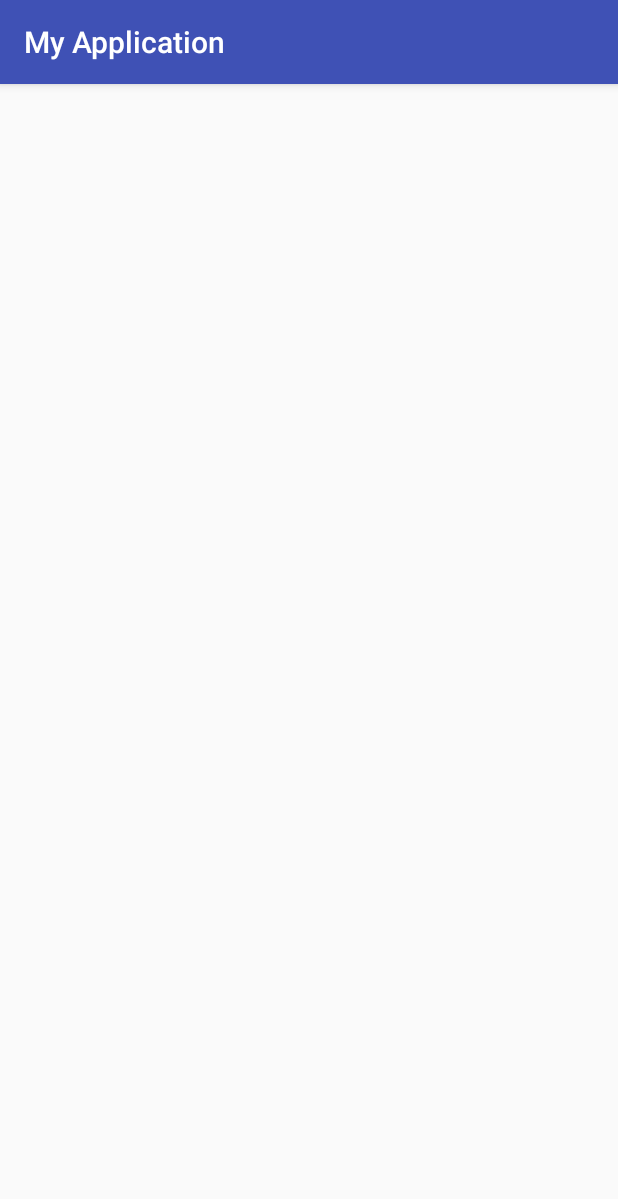
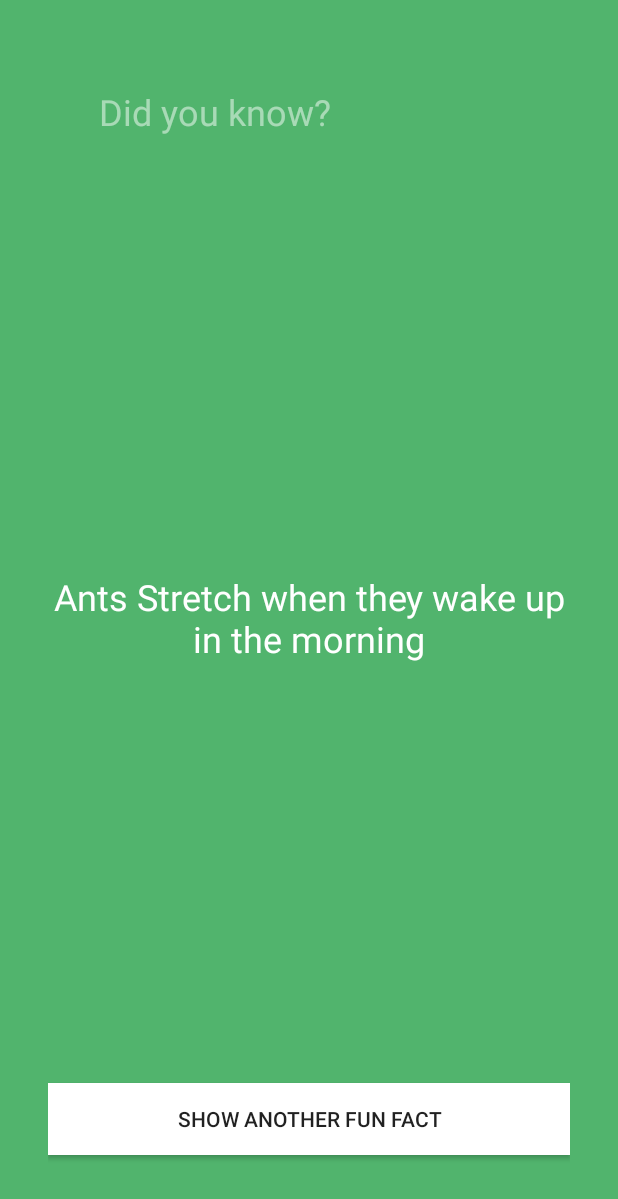
Before and after one commit to moemursi/FunFacts, an Android app: the screen it shows after launch (MainActivity), on a phone screen of 412 x 824 dp. Shown: the top 1199 px of the screen. Run offline under Robolectric (Android 15) with nearby library versions, the phone set to English and light mode, and no system bars.

Commit message:
Added OnClickListener and Array of Facts.

```diff
--- a/app/src/main/java/mamapps/myapplication/MainActivity.java
+++ b/app/src/main/java/mamapps/myapplication/MainActivity.java
@@ -2,12 +2,53 @@ package mamapps.myapplication;
 
 import android.support.v7.app.AppCompatActivity;
 import android.os.Bundle;
+import android.view.View;
+import android.widget.Button;
+import android.widget.TextView;
+
+import java.util.Random;
 
 public class MainActivity extends AppCompatActivity {
+    // Declare the view variables
+    private TextView mFactTextView;
+    private Button mshowFactButton;
 
     @Override
     protected void onCreate(Bundle savedInstanceState) {
         super.onCreate(savedInstanceState);
         setContentView(R.layout.activity_main);
+
+        // assign the views from the layoutfile to the correspondin variable
+        mFactTextView = (TextView) findViewById(R.id.factTextView);
+        mshowFactButton = (Button) findViewById(R.id.ShowFactButton);
+        View.OnClickListener listener = new View.OnClickListener() {
+            @Override
+            public void onClick(View view) {
+
+                String[] facts = {
+                        "Ants stretch when they wake up in the morning.",
+                        "Ostriches can run faster than horses.",
+                        "Olympic gold medals are actually made mostly of silver.",
+                        "You are born with 300 bones; by the time you are an adult you will have 206.",
+                        "It takes about 8 minutes for light from the Sun to reach Earth.",
+                        "Some bamboo plants can grow almost a meter in just one day.",
+                        "The state of Florida is bigger than England.",
+                        "Some penguins can leap 2-3 meters out of the water.",
+                        "On average, it takes 66 days to form a new habit.",
+                        "Mammoths still walked the earth when the Great Pyramid was being built." };
+                // the button was clicked update the fact view with a new fact
+                String fact = "";
+                // randomly select a fact
+                Random randomGen = new Random();
+                int randomNumb = randomGen.nextInt(facts.length);
+                fact = facts[randomNumb];
+                //update the screen with our dynamic fact
+                mFactTextView.setText(fact);
+            }
+        };
+        mshowFactButton.setOnClickListener(listener);
+
+
+
     }
 }
--- a/app/src/main/res/layout/activity_main.xml
+++ b/app/src/main/res/layout/activity_main.xml
@@ -1,7 +1,50 @@
 <?xml version="1.0" encoding="utf-8"?>
 
 <RelativeLayout xmlns:android="http://schemas.android.com/apk/res/android"
+    xmlns:tools="http://schemas.android.com/tools"
     android:layout_width="match_parent"
-    android:layout_height="match_parent">
+    android:layout_height="match_parent"
+    android:background="#51b46d"
+    android:minHeight="177dp"
+    android:paddingBottom="32dp"
+    android:paddingLeft="32dp"
+    android:paddingRight="32dp"
+    android:paddingTop="32dp">
 
+
+    <TextView
+        android:id="@+id/textView"
+        android:layout_width="wrap_content"
+        android:layout_height="wrap_content"
+        android:layout_alignParentLeft="true"
+        android:layout_alignParentStart="true"
+        android:layout_alignParentTop="true"
+        android:layout_marginLeft="34dp"
+        android:layout_marginStart="34dp"
+        android:layout_marginTop="26dp"
+        android:text="Did you know?"
+        android:textColor="#80ffffff"
+        android:textSize="24sp" />
+
+    <Button
+        android:id="@+id/ShowFactButton"
+        android:layout_width="match_parent"
+        android:layout_height="wrap_content"
+        android:layout_alignParentBottom="true"
+        android:layout_centerHorizontal="true"
+        android:layout_marginBottom="22dp"
+        android:background="@android:color/background_light"
+        android:text="Show Another Fun Fact" />
+
+    <TextView
+        android:id="@+id/factTextView"
+        android:layout_width="wrap_content"
+        android:layout_height="wrap_content"
+        android:layout_alignParentLeft="true"
+        android:layout_alignParentStart="true"
+        android:layout_centerVertical="true"
+        android:text="Ants Stretch when they wake up in the morning"
+        android:textAlignment="center"
+        android:textColor="@android:color/background_light"
+        android:textSize="24sp" />
 </RelativeLayout>
--- a/app/src/main/res/values/styles.xml
+++ b/app/src/main/res/values/styles.xml
@@ -1,7 +1,7 @@
 <resources>
 
     <!-- Base application theme. -->
-    <style name="AppTheme" parent="Theme.AppCompat.Light.DarkActionBar">
+    <style name="AppTheme" parent="Theme.AppCompat.Light.NoActionBar">
         <!-- Customize your theme here. -->
         <item name="colorPrimary">@color/colorPrimary</item>
         <item name="colorPrimaryDark">@color/colorPrimaryDark</item>
```
